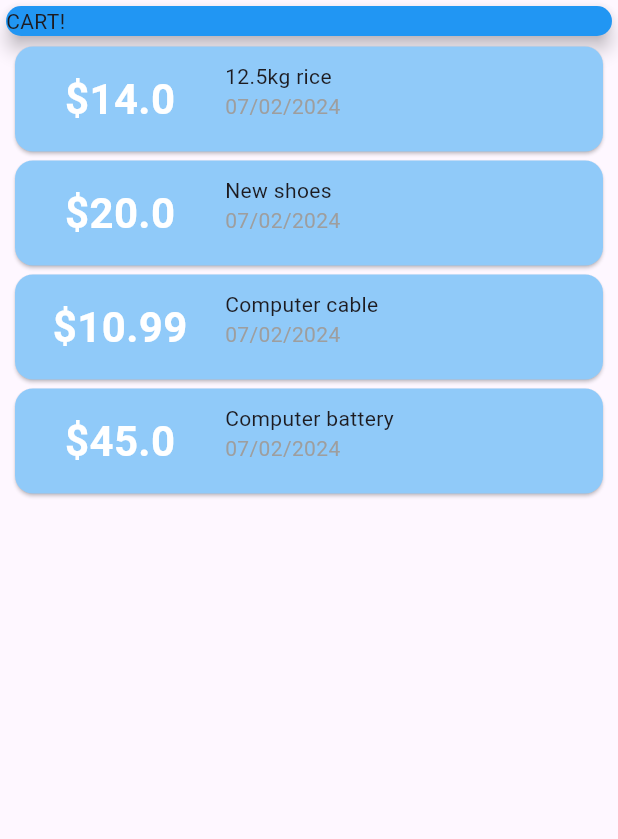
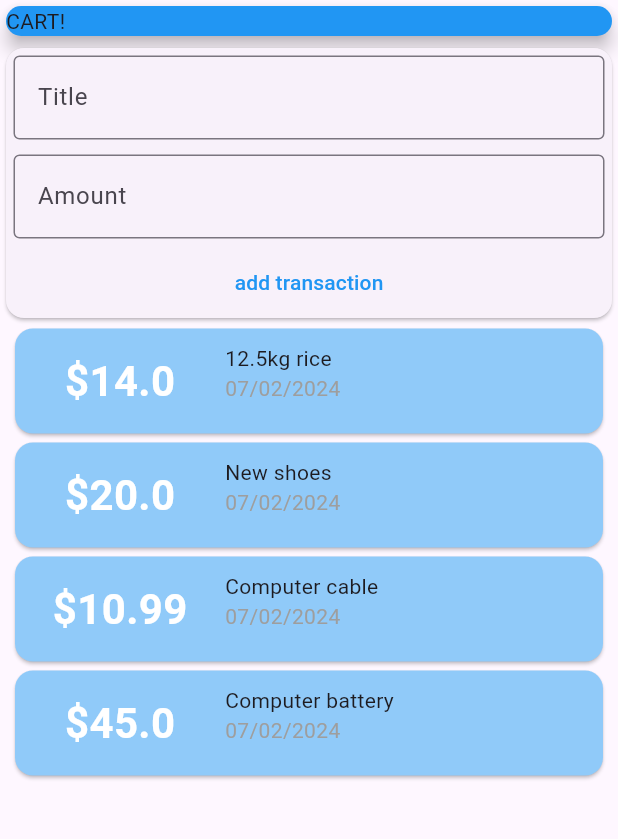
Before and after one commit to Tshobohwa/expense_planner, a Flutter app: the screen it shows after launch, on a phone screen of 412 x 824 dp, the part 84-923 px from its top. Run offline on Flutter 3.47's test engine with Material 3 defaults, Android fonts, the phone set to English and light mode, and no system bars.

Commit message:
Use of list views

```diff
--- a/lib/main.dart
+++ b/lib/main.dart
@@ -1,4 +1,4 @@
-import 'package:expense_planner/widgets/transaction_list.dart';
+import './widgets/user_transaction.dart';
 import 'package:flutter/material.dart';
 
 void main() {
@@ -34,14 +34,14 @@ class MyHomePage extends StatelessWidget {
           backgroundColor: Theme.of(context).colorScheme.inversePrimary,
           title: const Text("Expense planner"),
         ),
-        body: Column(
+        body: const Column(
           children: <Widget>[
-            const Card(
+            Card(
               elevation: 5,
               color: Colors.blue,
               child: SizedBox(width: double.infinity, child: Text("CART!")),
             ),
-            const TransactionList(),
+            UserTransactions()
           ],
         ));
   }
--- a/lib/widgets/new_transaction.dart
+++ b/lib/widgets/new_transaction.dart
@@ -1,7 +1,8 @@
 import 'package:flutter/material.dart';
 
 class NewTransation extends StatelessWidget {
-  NewTransation({super.key});
+  final Function addTransaction;
+  NewTransation({required this.addTransaction, super.key});
 
   final titleController = TextEditingController();
   final amountController = TextEditingController();
@@ -27,8 +28,9 @@ class NewTransation extends StatelessWidget {
         ),
         TextButton(
             onPressed: () {
-              print(titleController.text);
-              print(amountController.text);
+              addTransaction(
+                  title: titleController.text,
+                  amount: double.parse(amountController.text));
             },
             child: const Text(
               "add transaction",
--- a/lib/widgets/transaction_list.dart
+++ b/lib/widgets/transaction_list.dart
@@ -2,35 +2,19 @@ import 'package:flutter/material.dart';
 import 'package:intl/intl.dart';
 import '../models/transaction.dart';
 
-class TransactionList extends StatefulWidget {
-  const TransactionList({super.key});
-
-  @override
-  State<TransactionList> createState() => _TransactionListState();
-}
-
-class _TransactionListState extends State<TransactionList> {
-  final List<Transaction> transactions = [
-    Transaction(
-        amount: 14.00, date: DateTime.now(), id: 't1', title: "12.5kg rice"),
-    Transaction(
-        amount: 20.00, date: DateTime.now(), id: 't2', title: "New shoes"),
-    Transaction(
-        amount: 10.99, date: DateTime.now(), id: 't3', title: "Computer cable"),
-    Transaction(
-        amount: 45.00,
-        date: DateTime.now(),
-        id: 't4',
-        title: "Computer battery"),
-  ];
-
+class TransactionList extends StatelessWidget {
+  final List<Transaction> transactions;
+  const TransactionList({required this.transactions, super.key});
   @override
   Widget build(BuildContext context) {
-    return Column(
-      children: [
-        ...(transactions.map((transaction) {
+    return SizedBox(
+        height: 400,
+        child: ListView.builder(
+            itemCount: transactions.length,
+            itemBuilder: (ctx, index) {
               return Card(
-            margin: const EdgeInsets.symmetric(horizontal: 10, vertical: 3),
+                  margin:
+                      const EdgeInsets.symmetric(horizontal: 10, vertical: 3),
                   color: Colors.blue[200],
                   child: SizedBox(
                       width: double.infinity,
@@ -41,7 +25,7 @@ class _TransactionListState extends State<TransactionList> {
                             height: 70,
                             child: Center(
                               child: Text(
-                        '\$${transaction.amount}',
+                                '\$${transactions[index].amount}',
                                 style: const TextStyle(
                                     color: Colors.white,
                                     fontWeight: FontWeight.bold,
@@ -49,25 +33,20 @@ class _TransactionListState extends State<TransactionList> {
                               ),
                             )),
                         Container(
-                    margin:
-                        const EdgeInsets.symmetric(vertical: 10, horizontal: 0),
+                            margin: const EdgeInsets.symmetric(
+                                vertical: 10, horizontal: 0),
                             child: Column(
                                 crossAxisAlignment: CrossAxisAlignment.start,
                                 children: [
-                        Text(transaction.title),
+                                  Text(transactions[index].title),
                                   Text(
                                     DateFormat('dd/MM/yyyy')
-                              .format(transaction.date)
+                                        .format(transactions[index].date)
                                         .toString(),
                                     style: const TextStyle(color: Colors.grey),
                                   )
-                      ],
-                    ))
-              ]),
-            ),
-          );
-        })).toList()
-      ],
-    );
+                                ]))
+                      ])));
+            }));
   }
 }
--- /dev/null
+++ b/lib/widgets/user_transaction.dart
@@ -0,0 +1,46 @@
+import 'package:expense_planner/widgets/new_transaction.dart';
+import 'package:expense_planner/widgets/transaction_list.dart';
+import 'package:flutter/material.dart';
+import '../models/transaction.dart';
+
+class UserTransactions extends StatefulWidget {
+  const UserTransactions({super.key});
+
+  @override
+  State<UserTransactions> createState() => _UserTransactionsState();
+}
+
+class _UserTransactionsState extends State<UserTransactions> {
+  final List<Transaction> _userTransactions = [
+    Transaction(
+        amount: 14.00, date: DateTime.now(), id: 't1', title: "12.5kg rice"),
+    Transaction(
+        amount: 20.00, date: DateTime.now(), id: 't2', title: "New shoes"),
+    Transaction(
+        amount: 10.99, date: DateTime.now(), id: 't3', title: "Computer cable"),
+    Transaction(
+        amount: 45.00,
+        date: DateTime.now(),
+        id: 't4',
+        title: "Computer battery"),
+  ];
+
+  void _addTransaction({required String title, required double amount}) {
+    final newTransaction = Transaction(
+        amount: amount,
+        date: DateTime.now(),
+        id: DateTime.now().toString(),
+        title: title);
+    setState(() {
+      _userTransactions.add(newTransaction);
+    });
+  }
+
+  @override
+  Widget build(BuildContext context) {
+    return Column(children: <Widget>[
+      NewTransation(addTransaction: _addTransaction),
+      TransactionList(transactions: _userTransactions),
+    ]);
+  }
+}
```
Lines whose indentation alone changed are shown as unchanged.
